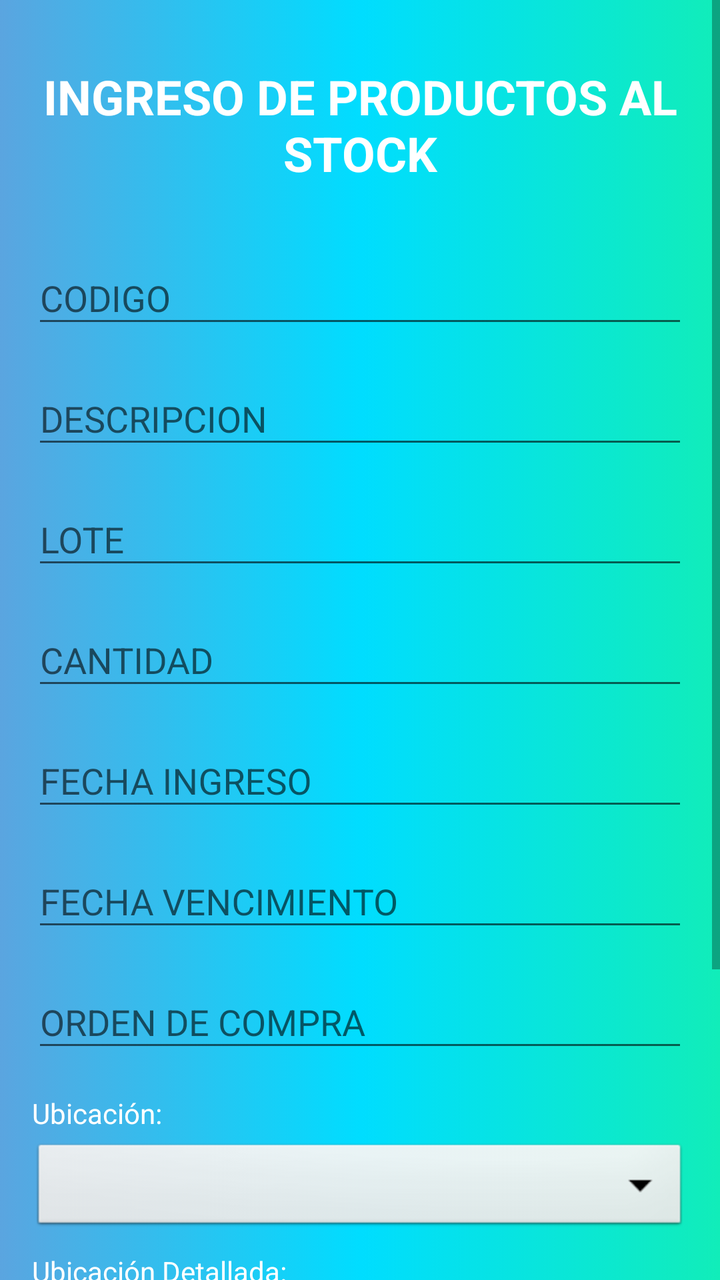
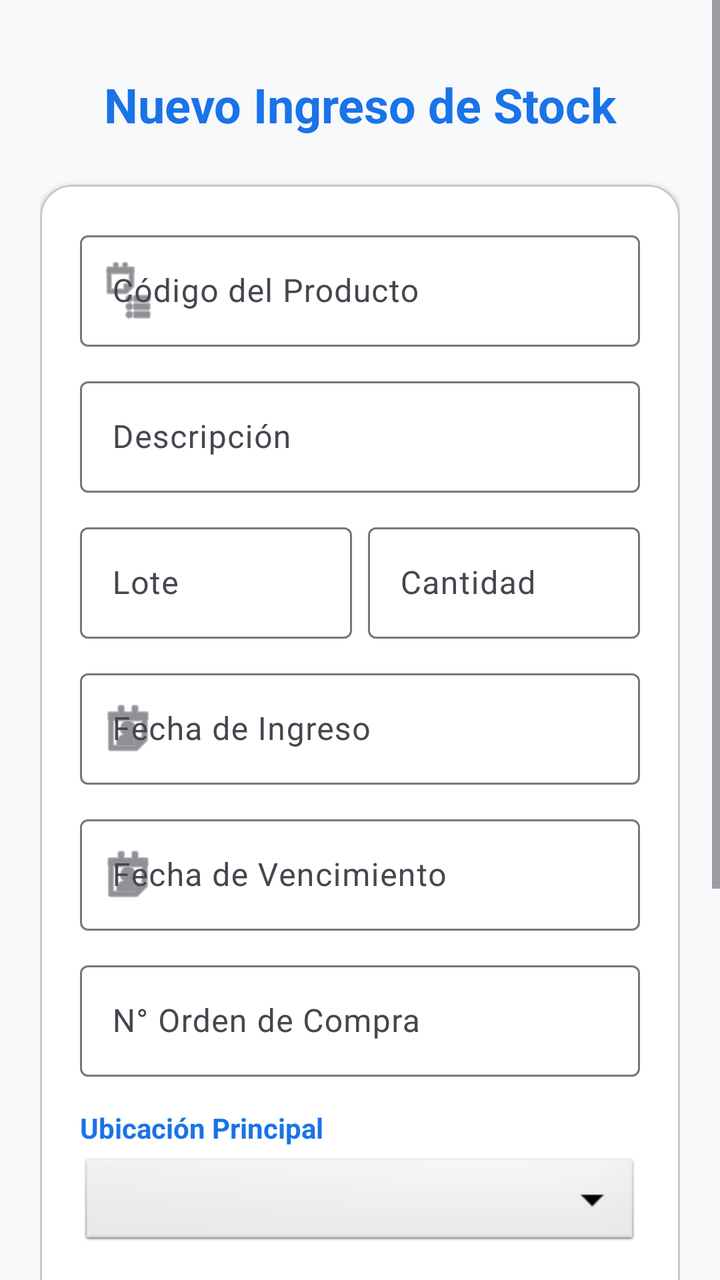

Two renders of the same Android screen: before a commit and after it. Below are the layout's source before the change and the commit's diff.
<!-- AndroidManifest.xml: application theme Theme.InventarioApp -->
<!-- res/layout/activity_ingreso_stock.xml -->
<?xml version="1.0" encoding="utf-8"?>
<ScrollView xmlns:android="http://schemas.android.com/apk/res/android"
    xmlns:app="http://schemas.android.com/apk/res-auto"
    xmlns:tools="http://schemas.android.com/tools"
    android:layout_width="match_parent"
    android:layout_height="match_parent"
    android:fillViewport="true"
    android:background="@drawable/fondo_degradado">

    <androidx.constraintlayout.widget.ConstraintLayout
        android:id="@+id/main"
        android:layout_width="match_parent"
        android:layout_height="wrap_content"
        android:padding="16dp"
        tools:context=".IngresoStockActivity">

        <TextView
            android:id="@+id/tvTitulo"
            android:layout_width="0dp"
            android:layout_height="wrap_content"
            android:layout_marginTop="16dp"
            android:gravity="center"
            android:text="INGRESO DE PRODUCTOS AL STOCK"
            android:textColor="@color/white"
            android:textSize="24sp"
            android:textStyle="bold"
            app:layout_constraintEnd_toEndOf="parent"
            app:layout_constraintStart_toStartOf="parent"
            app:layout_constraintTop_toTopOf="parent" />

        <com.google.android.material.textfield.TextInputLayout
            android:id="@+id/tilCodigo"
            android:layout_width="0dp"
            android:layout_height="wrap_content"
            android:layout_marginTop="24dp"
            android:hint="CODIGO"
            app:layout_constraintEnd_toEndOf="parent"
            app:layout_constraintStart_toStartOf="parent"
            app:layout_constraintTop_toBottomOf="@+id/tvTitulo">

            <com.google.android.material.textfield.TextInputEditText
                android:id="@+id/etCodigo3"
                android:layout_width="match_parent"
                android:layout_height="wrap_content"
                android:inputType="text" />
        </com.google.android.material.textfield.TextInputLayout>

        <com.google.android.material.textfield.TextInputLayout
            android:id="@+id/tilDescripcion"
            android:layout_width="0dp"
            android:layout_height="wrap_content"
            android:layout_marginTop="8dp"
            android:hint="DESCRIPCION"
            app:layout_constraintEnd_toEndOf="parent"
            app:layout_constraintStart_toStartOf="parent"
            app:layout_constraintTop_toBottomOf="@+id/tilCodigo">

            <com.google.android.material.textfield.TextInputEditText
                android:id="@+id/etDescripcion3"
                android:layout_width="match_parent"
                android:layout_height="wrap_content"
                android:inputType="text" />
        </com.google.android.material.textfield.TextInputLayout>

        <com.google.android.material.textfield.TextInputLayout
            android:id="@+id/tilLote"
            android:layout_width="0dp"
            android:layout_height="wrap_content"
            android:layout_marginTop="8dp"
            android:hint="LOTE"
            app:layout_constraintEnd_toEndOf="parent"
            app:layout_constraintStart_toStartOf="parent"
            app:layout_constraintTop_toBottomOf="@+id/tilDescripcion">

            <com.google.android.material.textfield.TextInputEditText
                android:id="@+id/etLote3"
                android:layout_width="match_parent"
                android:layout_height="wrap_content"
                android:inputType="text" />
        </com.google.android.material.textfield.TextInputLayout>

        <com.google.android.material.textfield.TextInputLayout
            android:id="@+id/tilCantidad"
            android:layout_width="0dp"
            android:layout_height="wrap_content"
            android:layout_marginTop="8dp"
            android:hint="CANTIDAD"
            app:layout_constraintEnd_toEndOf="parent"
            app:layout_constraintStart_toStartOf="parent"
            app:layout_constraintTop_toBottomOf="@+id/tilLote">

            <com.google.android.material.textfield.TextInputEditText
                android:id="@+id/etCantidad3"
                android:layout_width="match_parent"
                android:layout_height="wrap_content"
                android:inputType="number" />
        </com.google.android.material.textfield.TextInputLayout>

        <com.google.android.material.textfield.TextInputLayout
            android:id="@+id/tilFechaIngreso"
            android:layout_width="0dp"
            android:layout_height="wrap_content"
            android:layout_marginTop="8dp"
            android:hint="FECHA INGRESO"
            app:layout_constraintEnd_toEndOf="parent"
            app:layout_constraintStart_toStartOf="parent"
            app:layout_constraintTop_toBottomOf="@+id/tilCantidad">

            <com.google.android.material.textfield.TextInputEditText
                android:id="@+id/etFechaIngreso"
                android:layout_width="match_parent"
                android:layout_height="wrap_content"
                android:inputType="date" />
        </com.google.android.material.textfield.TextInputLayout>

        <com.google.android.material.textfield.TextInputLayout
            android:id="@+id/tilFechaVencimiento"
            android:layout_width="0dp"
            android:layout_height="wrap_content"
            android:layout_marginTop="8dp"
            android:hint="FECHA VENCIMIENTO"
            app:layout_constraintEnd_toEndOf="parent"
            app:layout_constraintStart_toStartOf="parent"
            app:layout_constraintTop_toBottomOf="@+id/tilFechaIngreso">

            <com.google.android.material.textfield.TextInputEditText
                android:id="@+id/etFechaVencimiento"
                android:layout_width="match_parent"
                android:layout_height="wrap_content"
                android:inputType="date" />
        </com.google.android.material.textfield.TextInputLayout>

        <com.google.android.material.textfield.TextInputLayout
            android:id="@+id/tilOrdenCompra"
            android:layout_width="0dp"
            android:layout_height="wrap_content"
            android:layout_marginTop="8dp"
            android:hint="ORDEN DE COMPRA"
            app:layout_constraintEnd_toEndOf="parent"
            app:layout_constraintStart_toStartOf="parent"
            app:layout_constraintTop_toBottomOf="@+id/tilFechaVencimiento">

            <com.google.android.material.textfield.TextInputEditText
                android:id="@+id/etOrdenCompra"
                android:layout_width="match_parent"
                android:layout_height="wrap_content"
                android:inputType="number" />
        </com.google.android.material.textfield.TextInputLayout>

        <TextView
            android:id="@+id/tvUbicacionLabel"
            android:layout_width="wrap_content"
            android:layout_height="wrap_content"
            android:layout_marginTop="16dp"
            android:text="Ubicación:"
            android:textColor="#FFFFFF"
            app:layout_constraintStart_toStartOf="parent"
            app:layout_constraintTop_toBottomOf="@+id/tilOrdenCompra" />

        <Spinner
            android:id="@+id/spinnerUbicacion"
            android:layout_width="0dp"
            android:layout_height="48dp"
            android:layout_marginTop="4dp"
            android:background="@android:drawable/btn_dropdown"
            app:layout_constraintEnd_toEndOf="parent"
            app:layout_constraintStart_toStartOf="parent"
            app:layout_constraintTop_toBottomOf="@+id/tvUbicacionLabel" />

        <TextView
            android:id="@+id/tvUbicacionDetalladaLabel"
            android:layout_width="wrap_content"
            android:layout_height="wrap_content"
            android:layout_marginTop="8dp"
            android:text="Ubicación Detallada:"
            android:textColor="#FFFFFF"
            app:layout_constraintStart_toStartOf="parent"
            app:layout_constraintTop_toBottomOf="@+id/spinnerUbicacion" />

        <Spinner
            android:id="@+id/spinnerUbicacionDetallada"
            android:layout_width="0dp"
            android:layout_height="48dp"
            android:layout_marginTop="24dp"
            android:background="@android:drawable/btn_dropdown"
            app:layout_constraintEnd_toEndOf="parent"
            app:layout_constraintHorizontal_bias="0.0"
            app:layout_constraintStart_toStartOf="parent"
            app:layout_constraintTop_toBottomOf="@+id/tvUbicacionDetalladaLabel" />

        <Button
            android:id="@+id/buttonIngresar"
            android:layout_width="0dp"
            android:layout_height="wrap_content"
            android:layout_marginTop="32dp"
            android:layout_marginEnd="8dp"
            android:padding="12dp"
            android:text="INGRESAR"
            android:textSize="18sp"
            android:textStyle="bold"
            android:textColor="@color/white"
            android:background="@drawable/boton_borde"
            app:layout_constraintEnd_toStartOf="@+id/buttonSalir1"
            app:layout_constraintHorizontal_bias="0.5"
            app:layout_constraintStart_toStartOf="parent"
            app:layout_constraintTop_toBottomOf="@+id/spinnerUbicacionDetallada" />

        <Button
            android:id="@+id/buttonSalir1"
            android:layout_width="0dp"
            android:layout_height="wrap_content"
            android:padding="12dp"
            android:text="SALIR"
            android:textSize="18sp"
            android:textStyle="bold"
            android:textColor="@color/white"
            android:background="@drawable/boton_borde2"
            app:layout_constraintBottom_toBottomOf="@+id/buttonIngresar"
            app:layout_constraintEnd_toEndOf="parent"
            app:layout_constraintHorizontal_bias="0.5"
            app:layout_constraintStart_toEndOf="@+id/buttonIngresar"
            app:layout_constraintTop_toTopOf="@+id/buttonIngresar" />

        <View
            android:layout_width="match_parent"
            android:layout_height="32dp"
            app:layout_constraintTop_toBottomOf="@id/buttonIngresar" />

    </androidx.constraintlayout.widget.ConstraintLayout>
</ScrollView>
<!-- resources referenced by this layout -->
<resources>
  <color name="white">#FFFFFFFF</color>
  <!-- drawable boton_borde (drawable) -->
  <?xml version="1.0" encoding="utf-8"?>
  <shape xmlns:android="http://schemas.android.com/apk/res/android"
      android:shape="rectangle">
      <solid android:color="#2F65B6"/>
  
      <stroke
          android:width="1dp"
          android:color="#FFFFFF" />
      <corners android:radius="14dp" />
  
  </shape>
  <!-- drawable boton_borde2 (drawable) -->
  <?xml version="1.0" encoding="utf-8"?>
  <shape xmlns:android="http://schemas.android.com/apk/res/android"
      android:shape="rectangle">
  
      <solid android:color="#D91414"/>
  
      <stroke
          android:width="1dp"
          android:color="#FFFFFF" />
      <corners android:radius="14dp" />
  
  </shape>
  <!-- drawable fondo_degradado (drawable) -->
  <?xml version="1.0" encoding="utf-8"?>
  <selector xmlns:android="http://schemas.android.com/apk/res/android">
  
          <item>
              <shape android:shape="rectangle">
                  <gradient
                      android:startColor="#AB0C7BD3"
                      android:centerColor="@android:color/holo_blue_bright"
                      android:endColor="#FE10EDB9"
                      />
  
  
              </shape>
  
          </item>
  </selector>
  <style name="Theme.InventarioApp" parent="Theme.AppCompat.Light.NoActionBar" />
</resources>

<!-- the commit's change to res/layout/activity_ingreso_stock.xml (unified diff, before → after) -->
@@ -5,14 +5,12 @@
     android:layout_width="match_parent"
     android:layout_height="match_parent"
     android:fillViewport="true"
-    android:background="@drawable/fondo_degradado">
+    android:background="@color/background_light">
 
     <androidx.constraintlayout.widget.ConstraintLayout
-        android:id="@+id/main"
         android:layout_width="match_parent"
         android:layout_height="wrap_content"
-        android:padding="16dp"
-        tools:context=".IngresoStockActivity">
+        android:padding="20dp">
 
         <TextView
             android:id="@+id/tvTitulo"
@@ -20,211 +18,215 @@
             android:layout_height="wrap_content"
             android:layout_marginTop="16dp"
             android:gravity="center"
-            android:text="INGRESO DE PRODUCTOS AL STOCK"
-            android:textColor="@color/white"
+            android:text="Nuevo Ingreso de Stock"
+            android:textColor="@color/primary"
             android:textSize="24sp"
             android:textStyle="bold"
             app:layout_constraintEnd_toEndOf="parent"
             app:layout_constraintStart_toStartOf="parent"
             app:layout_constraintTop_toTopOf="parent" />
 
-        <com.google.android.material.textfield.TextInputLayout
-            android:id="@+id/tilCodigo"
+        <com.google.android.material.card.MaterialCardView
+            android:id="@+id/cardForm"
             android:layout_width="0dp"
             android:layout_height="wrap_content"
             android:layout_marginTop="24dp"
-            android:hint="CODIGO"
-            app:layout_constraintEnd_toEndOf="parent"
-            app:layout_constraintStart_toStartOf="parent"
-            app:layout_constraintTop_toBottomOf="@+id/tvTitulo">
-
-            <com.google.android.material.textfield.TextInputEditText
-                android:id="@+id/etCodigo3"
+            app:cardCornerRadius="16dp"
+            app:cardElevation="2dp"
+            app:cardBackgroundColor="@color/surface"
+            app:layout_constraintEnd_toEndOf="parent"
+            app:layout_constraintStart_toStartOf="parent"
+            app:layout_constraintTop_toBottomOf="@id/tvTitulo">
+
+            <LinearLayout
                 android:layout_width="match_parent"
                 android:layout_height="wrap_content"
-                android:inputType="text" />
-        </com.google.android.material.textfield.TextInputLayout>
-
-        <com.google.android.material.textfield.TextInputLayout
-            android:id="@+id/tilDescripcion"
+                android:orientation="vertical"
+                android:padding="20dp">
+
+                <com.google.android.material.textfield.TextInputLayout
+                    android:id="@+id/tilCodigo"
+                    style="@style/Widget.Material3.TextInputLayout.OutlinedBox"
+                    android:layout_width="match_parent"
+                    android:layout_height="wrap_content"
+                    android:hint="Código del Producto"
+                    app:startIconDrawable="@android:drawable/ic_menu_agenda">
+
+                    <com.google.android.material.textfield.TextInputEditText
+                        android:id="@+id/etCodigo3"
+                        android:layout_width="match_parent"
+                        android:layout_height="wrap_content"
+                        android:inputType="text" />
+                </com.google.android.material.textfield.TextInputLayout>
+
+                <com.google.android.material.textfield.TextInputLayout
+                    android:id="@+id/tilDescripcion"
+                    style="@style/Widget.Material3.TextInputLayout.OutlinedBox"
+                    android:layout_width="match_parent"
+                    android:layout_height="wrap_content"
+                    android:layout_marginTop="12dp"
+                    android:hint="Descripción">
+
+                    <com.google.android.material.textfield.TextInputEditText
+                        android:id="@+id/etDescripcion3"
+                        android:layout_width="match_parent"
+                        android:layout_height="wrap_content"
+                        android:inputType="text" />
+                </com.google.android.material.textfield.TextInputLayout>
+
+                <LinearLayout
+                    android:layout_width="match_parent"
+                    android:layout_height="wrap_content"
+                    android:layout_marginTop="12dp"
+                    android:orientation="horizontal">
+
+                    <com.google.android.material.textfield.TextInputLayout
+                        android:id="@+id/tilLote"
+                        style="@style/Widget.Material3.TextInputLayout.OutlinedBox"
+                        android:layout_width="0dp"
+                        android:layout_height="wrap_content"
+                        android:layout_weight="1"
+                        android:layout_marginEnd="8dp"
+                        android:hint="Lote">
+
+                        <com.google.android.material.textfield.TextInputEditText
+                            android:id="@+id/etLote3"
+                            android:layout_width="match_parent"
+                            android:layout_height="wrap_content"
+                            android:inputType="text" />
+                    </com.google.android.material.textfield.TextInputLayout>
+
+                    <com.google.android.material.textfield.TextInputLayout
+                        android:id="@+id/tilCantidad"
+                        style="@style/Widget.Material3.TextInputLayout.OutlinedBox"
+                        android:layout_width="0dp"
+                        android:layout_height="wrap_content"
+                        android:layout_weight="1"
+                        android:hint="Cantidad">
+
+                        <com.google.android.material.textfield.TextInputEditText
+                            android:id="@+id/etCantidad3"
+                            android:layout_width="match_parent"
+                            android:layout_height="wrap_content"
+                            android:inputType="number" />
+                    </com.google.android.material.textfield.TextInputLayout>
+                </LinearLayout>
+
+                <com.google.android.material.textfield.TextInputLayout
+                    android:id="@+id/tilFechaIngreso"
+                    style="@style/Widget.Material3.TextInputLayout.OutlinedBox"
+                    android:layout_width="match_parent"
+                    android:layout_height="wrap_content"
+                    android:layout_marginTop="12dp"
+                    android:hint="Fecha de Ingreso"
+                    app:startIconDrawable="@android:drawable/ic_menu_my_calendar">
+
+                    <com.google.android.material.textfield.TextInputEditText
+                        android:id="@+id/etFechaIngreso"
+                        android:layout_width="match_parent"
+                        android:layout_height="wrap_content"
+                        android:focusable="false"
+                        android:clickable="true"
+                        android:inputType="date" />
+                </com.google.android.material.textfield.TextInputLayout>
+
+                <com.google.android.material.textfield.TextInputLayout
+                    android:id="@+id/tilFechaVencimiento"
+                    style="@style/Widget.Material3.TextInputLayout.OutlinedBox"
+                    android:layout_width="match_parent"
+                    android:layout_height="wrap_content"
+                    android:layout_marginTop="12dp"
+                    android:hint="Fecha de Vencimiento"
+                    app:startIconDrawable="@android:drawable/ic_menu_my_calendar">
+
+                    <com.google.android.material.textfield.TextInputEditText
+                        android:id="@+id/etFechaVencimiento"
+                        android:layout_width="match_parent"
+                        android:layout_height="wrap_content"
+                        android:focusable="false"
+                        android:clickable="true"
+                        android:inputType="date" />
+                </com.google.android.material.textfield.TextInputLayout>
+
+                <com.google.android.material.textfield.TextInputLayout
+                    android:id="@+id/tilOrdenCompra"
+                    style="@style/Widget.Material3.TextInputLayout.OutlinedBox"
+                    android:layout_width="match_parent"
+                    android:layout_height="wrap_content"
+                    android:layout_marginTop="12dp"
+                    android:hint="N° Orden de Compra">
+
+                    <com.google.android.material.textfield.TextInputEditText
+                        android:id="@+id/etOrdenCompra"
+                        android:layout_width="match_parent"
+                        android:layout_height="wrap_content"
+                        android:inputType="number" />
+                </com.google.android.material.textfield.TextInputLayout>
+
+                <TextView
+                    android:id="@+id/tvUbicacionLabel"
+                    android:layout_width="wrap_content"
+                    android:layout_height="wrap_content"
+                    android:layout_marginTop="16dp"
+                    android:text="Ubicación Principal"
+                    android:textStyle="bold"
+                    android:textColor="@color/primary" />
+
+                <Spinner
+                    android:id="@+id/spinnerUbicacion"
+                    android:layout_width="match_parent"
+                    android:layout_height="48dp"
+                    android:layout_marginTop="4dp"
+                    android:background="@android:drawable/btn_dropdown" />
+
+                <TextView
+                    android:id="@+id/tvUbicacionDetalladaLabel"
+                    android:layout_width="wrap_content"
+                    android:layout_height="wrap_content"
+                    android:layout_marginTop="12dp"
+                    android:text="Ubicación Detallada"
+                    android:textStyle="bold"
+                    android:textColor="@color/primary" />
+
+                <Spinner
+                    android:id="@+id/spinnerUbicacionDetallada"
+                    android:layout_width="match_parent"
+                    android:layout_height="48dp"
+                    android:layout_marginTop="4dp"
+                    android:background="@android:drawable/btn_dropdown" />
+
+            </LinearLayout>
+        </com.google.android.material.card.MaterialCardView>
+
+        <com.google.android.material.button.MaterialButton
+            android:id="@+id/buttonIngresar"
+            android:layout_width="0dp"
+            android:layout_height="wrap_content"
+            android:layout_marginTop="24dp"
+            android:padding="16dp"
+            android:text="INGRESAR PRODUCTO"
+            android:textSize="16sp"
+            app:cornerRadius="12dp"
+            app:layout_constraintEnd_toEndOf="parent"
+            app:layout_constraintStart_toStartOf="parent"
+            app:layout_constraintTop_toBottomOf="@id/cardForm" />
+
+        <com.google.android.material.button.MaterialButton
+            android:id="@+id/buttonSalir1"
+            style="@style/Widget.Material3.Button.TextButton"
             android:layout_width="0dp"
             android:layout_height="wrap_content"
             android:layout_marginTop="8dp"
-            android:hint="DESCRIPCION"
-            app:layout_constraintEnd_toEndOf="parent"
-            app:layout_constraintStart_toStartOf="parent"
-            app:layout_constraintTop_toBottomOf="@+id/tilCodigo">
-
-            <com.google.android.material.textfield.TextInputEditText
-                android:id="@+id/etDescripcion3"
-                android:layout_width="match_parent"
-                android:layout_height="wrap_content"
-                android:inputType="text" />
-        </com.google.android.material.textfield.TextInputLayout>
-
-        <com.google.android.material.textfield.TextInputLayout
-            android:id="@+id/tilLote"
-            android:layout_width="0dp"
-            android:layout_height="wrap_content"
-            android:layout_marginTop="8dp"
-            android:hint="LOTE"
-            app:layout_constraintEnd_toEndOf="parent"
-            app:layout_constraintStart_toStartOf="parent"
-            app:layout_constraintTop_toBottomOf="@+id/tilDescripcion">
-
-            <com.google.android.material.textfield.TextInputEditText
-                android:id="@+id/etLote3"
-                android:layout_width="match_parent"
-                android:layout_height="wrap_content"
-                android:inputType="text" />
-        </com.google.android.material.textfield.TextInputLayout>
-
-        <com.google.android.material.textfield.TextInputLayout
-            android:id="@+id/tilCantidad"
-            android:layout_width="0dp"
-            android:layout_height="wrap_content"
-            android:layout_marginTop="8dp"
-            android:hint="CANTIDAD"
-            app:layout_constraintEnd_toEndOf="parent"
-            app:layout_constraintStart_toStartOf="parent"
-            app:layout_constraintTop_toBottomOf="@+id/tilLote">
-
-            <com.google.android.material.textfield.TextInputEditText
-                android:id="@+id/etCantidad3"
-                android:layout_width="match_parent"
-                android:layout_height="wrap_content"
-                android:inputType="number" />
-        </com.google.android.material.textfield.TextInputLayout>
-
-        <com.google.android.material.textfield.TextInputLayout
-            android:id="@+id/tilFechaIngreso"
-            android:layout_width="0dp"
-            android:layout_height="wrap_content"
-            android:layout_marginTop="8dp"
-            android:hint="FECHA INGRESO"
-            app:layout_constraintEnd_toEndOf="parent"
-            app:layout_constraintStart_toStartOf="parent"
-            app:layout_constraintTop_toBottomOf="@+id/tilCantidad">
-
-            <com.google.android.material.textfield.TextInputEditText
-                android:id="@+id/etFechaIngreso"
-                android:layout_width="match_parent"
-                android:layout_height="wrap_content"
-                android:inputType="date" />
-        </com.google.android.material.textfield.TextInputLayout>
-
-        <com.google.android.material.textfield.TextInputLayout
-            android:id="@+id/tilFechaVencimiento"
-            android:layout_width="0dp"
-            android:layout_height="wrap_content"
-            android:layout_marginTop="8dp"
-            android:hint="FECHA VENCIMIENTO"
-            app:layout_constraintEnd_toEndOf="parent"
-            app:layout_constraintStart_toStartOf="parent"
-            app:layout_constraintTop_toBottomOf="@+id/tilFechaIngreso">
-
-            <com.google.android.material.textfield.TextInputEditText
-                android:id="@+id/etFechaVencimiento"
-                android:layout_width="match_parent"
-                android:layout_height="wrap_content"
-                android:inputType="date" />
-        </com.google.android.material.textfield.TextInputLayout>
-
-        <com.google.android.material.textfield.TextInputLayout
-            android:id="@+id/tilOrdenCompra"
-            android:layout_width="0dp"
-            android:layout_height="wrap_content"
-            android:layout_marginTop="8dp"
-            android:hint="ORDEN DE COMPRA"
-            app:layout_constraintEnd_toEndOf="parent"
-            app:layout_constraintStart_toStartOf="parent"
-            app:layout_constraintTop_toBottomOf="@+id/tilFechaVencimiento">
-
-            <com.google.android.material.textfield.TextInputEditText
-                android:id="@+id/etOrdenCompra"
-                android:layout_width="match_parent"
-                android:layout_height="wrap_content"
-                android:inputType="number" />
-        </com.google.android.material.textfield.TextInputLayout>
-
-        <TextView
-            android:id="@+id/tvUbicacionLabel"
-            android:layout_width="wrap_content"
-            android:layout_height="wrap_content"
-            android:layout_marginTop="16dp"
-            android:text="Ubicación:"
-            android:textColor="#FFFFFF"
-            app:layout_constraintStart_toStartOf="parent"
-            app:layout_constraintTop_toBottomOf="@+id/tilOrdenCompra" />
-
-        <Spinner
-            android:id="@+id/spinnerUbicacion"
-            android:layout_width="0dp"
-            android:layout_height="48dp"
-            android:layout_marginTop="4dp"
-            android:background="@android:drawable/btn_dropdown"
-            app:layout_constraintEnd_toEndOf="parent"
-            app:layout_constraintStart_toStartOf="parent"
-            app:layout_constraintTop_toBottomOf="@+id/tvUbicacionLabel" />
-
-        <TextView
-            android:id="@+id/tvUbicacionDetalladaLabel"
-            android:layout_width="wrap_content"
-            android:layout_height="wrap_content"
-            android:layout_marginTop="8dp"
-            android:text="Ubicación Detallada:"
-            android:textColor="#FFFFFF"
-            app:layout_constraintStart_toStartOf="parent"
-            app:layout_constraintTop_toBottomOf="@+id/spinnerUbicacion" />
-
-        <Spinner
-            android:id="@+id/spinnerUbicacionDetallada"
-            android:layout_width="0dp"
-            android:layout_height="48dp"
-            android:layout_marginTop="24dp"
-            android:background="@android:drawable/btn_dropdown"
-            app:layout_constraintEnd_toEndOf="parent"
-            app:layout_constraintHorizontal_bias="0.0"
-            app:layout_constraintStart_toStartOf="parent"
-            app:layout_constraintTop_toBottomOf="@+id/tvUbicacionDetalladaLabel" />
-
-        <Button
-            android:id="@+id/buttonIngresar"
-            android:layout_width="0dp"
-            android:layout_height="wrap_content"
-            android:layout_marginTop="32dp"
-            android:layout_marginEnd="8dp"
-            android:padding="12dp"
-            android:text="INGRESAR"
-            android:textSize="18sp"
-            android:textStyle="bold"
-            android:textColor="@color/white"
-            android:background="@drawable/boton_borde"
-            app:layout_constraintEnd_toStartOf="@+id/buttonSalir1"
-            app:layout_constraintHorizontal_bias="0.5"
-            app:layout_constraintStart_toStartOf="parent"
-            app:layout_constraintTop_toBottomOf="@+id/spinnerUbicacionDetallada" />
-
-        <Button
-            android:id="@+id/buttonSalir1"
-            android:layout_width="0dp"
-            android:layout_height="wrap_content"
-            android:padding="12dp"
-            android:text="SALIR"
-            android:textSize="18sp"
-            android:textStyle="bold"
-            android:textColor="@color/white"
-            android:background="@drawable/boton_borde2"
-            app:layout_constraintBottom_toBottomOf="@+id/buttonIngresar"
-            app:layout_constraintEnd_toEndOf="parent"
-            app:layout_constraintHorizontal_bias="0.5"
-            app:layout_constraintStart_toEndOf="@+id/buttonIngresar"
-            app:layout_constraintTop_toTopOf="@+id/buttonIngresar" />
+            android:text="Cancelar y Volver"
+            android:textColor="@color/text_hint"
+            app:layout_constraintEnd_toEndOf="parent"
+            app:layout_constraintStart_toStartOf="parent"
+            app:layout_constraintTop_toBottomOf="@id/buttonIngresar" />
 
         <View
             android:layout_width="match_parent"
             android:layout_height="32dp"
-            app:layout_constraintTop_toBottomOf="@id/buttonIngresar" />
+            app:layout_constraintTop_toBottomOf="@id/buttonSalir1" />
 
     </androidx.constraintlayout.widget.ConstraintLayout>
 </ScrollView>
<!-- resource entries referenced after the edit -->
@@ -1,48 +1,23 @@
 <!-- resources referenced by this layout -->
 <resources>
+  <color name="background_light">#F8F9FA</color>
+  <color name="primary">#1A73E8</color>
+  <color name="surface">#FFFFFF</color>
+  <color name="text_hint">#5F6368</color>
   <color name="white">#FFFFFFFF</color>
-  <!-- drawable boton_borde (drawable) -->
-  <?xml version="1.0" encoding="utf-8"?>
-  <shape xmlns:android="http://schemas.android.com/apk/res/android"
-      android:shape="rectangle">
-      <solid android:color="#2F65B6"/>
+  <color name="light_blue">#FF03A9F4</color>
+  <color name="secondary">#34A853</color>
+  <color name="primary_variant">#1557B0</color>
+  <style name="Theme.InventarioApp" parent="Theme.Material3.DayNight.NoActionBar">
+          
+          <item name="colorPrimary">@color/primary</item>
+          <item name="colorOnPrimary">@color/white</item>
+          <item name="colorPrimaryContainer">@color/light_blue</item>
+          <item name="colorSecondary">@color/secondary</item>
+          <item name="android:statusBarColor">@color/primary_variant</item>
   
-      <stroke
-          android:width="1dp"
-          android:color="#FFFFFF" />
-      <corners android:radius="14dp" />
-  
-  </shape>
-  <!-- drawable boton_borde2 (drawable) -->
-  <?xml version="1.0" encoding="utf-8"?>
-  <shape xmlns:android="http://schemas.android.com/apk/res/android"
-      android:shape="rectangle">
-  
-      <solid android:color="#D91414"/>
-  
-      <stroke
-          android:width="1dp"
-          android:color="#FFFFFF" />
-      <corners android:radius="14dp" />
-  
-  </shape>
-  <!-- drawable fondo_degradado (drawable) -->
-  <?xml version="1.0" encoding="utf-8"?>
-  <selector xmlns:android="http://schemas.android.com/apk/res/android">
-  
-          <item>
-              <shape android:shape="rectangle">
-                  <gradient
-                      android:startColor="#AB0C7BD3"
-                      android:centerColor="@android:color/holo_blue_bright"
-                      android:endColor="#FE10EDB9"
-                      />
-  
-  
-              </shape>
-  
-          </item>
-  </selector>
-  <style name="Theme.InventarioApp" parent="Theme.AppCompat.Light.NoActionBar" />
+          
+          <item name="textInputStyle">@style/Widget.Material3.TextInputLayout.OutlinedBox</item>
+      </style>
 </resources>
 
